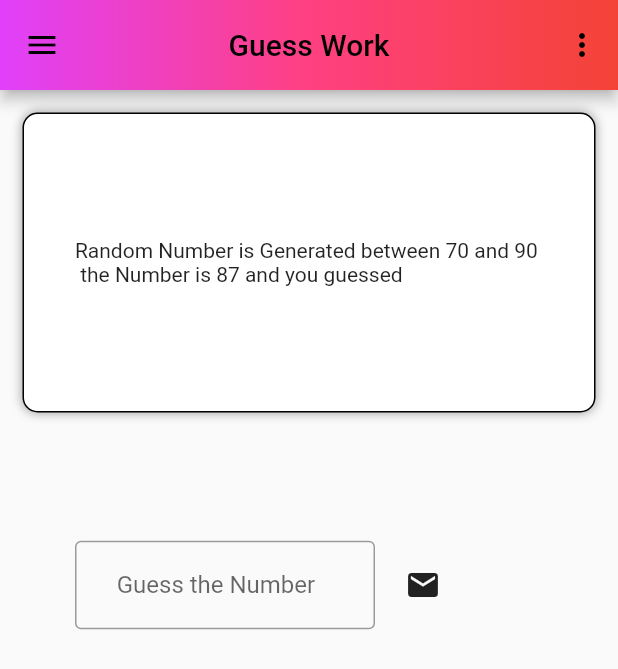
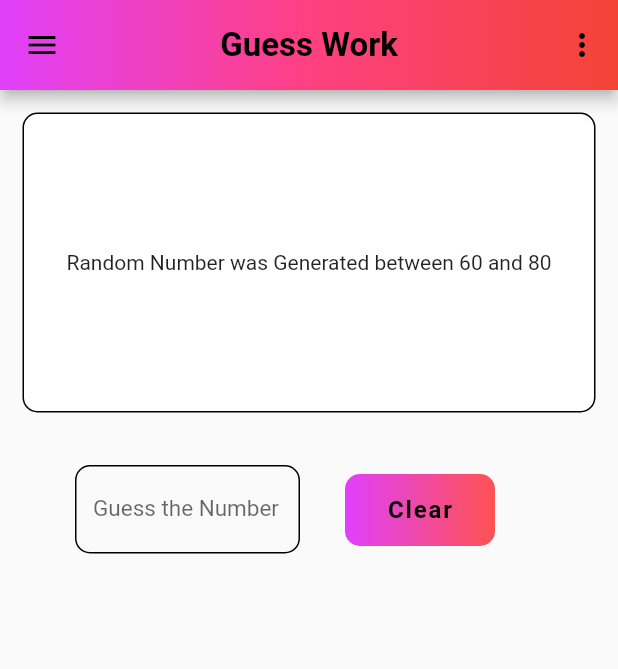
Before and after one commit to Anandhakrishnan-K/FlutterGuess, a Flutter app: the screen it shows after launch, on a phone screen of 412 x 824 dp. Shown: the top 669 px of the screen. Run offline on Flutter 3.47's test engine with Material 2 defaults, Android fonts, the light colour scheme and no system bars.

Commit message:
Commiting for the day added input box And Clear Box to Clear the content in input Box Added some decorations Removed the Display Message

```diff
--- a/guess_work/lib/constants.dart
+++ b/guess_work/lib/constants.dart
@@ -1,5 +1,5 @@
-import 'dart:math';
 import 'package:flutter/material.dart';
+import 'functions.dart';
 
 const primarycolor = Color.fromRGBO(255, 255, 0, 1);
 const appbarfontcolor = Color.fromARGB(255, 0, 0, 0);
@@ -13,12 +13,4 @@ var ranlst = randgen();
 int randnum = ranlst.last;
 int randnumin1 = ranlst.first;
 int randnumin2 = randnumin1 + 20;
-randgen() {
-  Random random = Random();
-  var lst = [];
-  int a = random.nextInt(80) + 10;
-  lst.add(a);
-  int randomNumber = random.nextInt(a + 20) + a;
-  lst.add(randomNumber);
-  return lst;
-}
+final fieldText = TextEditingController();
--- /dev/null
+++ b/guess_work/lib/functions.dart
@@ -0,0 +1,16 @@
+import 'dart:math';
+import 'constants.dart';
+
+randgen() {
+  Random random = Random();
+  var lst = [];
+  int a = random.nextInt(80);
+  lst.add(a);
+  int randomNumber = random.nextInt(20) + a;
+  lst.add(randomNumber);
+  return lst;
+}
+
+void clearText() {
+  fieldText.clear();
+}
--- a/guess_work/lib/home_page.dart
+++ b/guess_work/lib/home_page.dart
@@ -1,5 +1,9 @@
+import 'dart:ui';
+
 import 'package:flutter/material.dart';
+import 'package:flutter/services.dart';
 import 'constants.dart';
+import 'functions.dart';
 
 class GuessAppBar extends StatefulWidget {
   const GuessAppBar({super.key});
@@ -17,7 +21,10 @@ class _GuessState extends State<GuessAppBar> {
         resizeToAvoidBottomInset: false,
         appBar: AppBar(
           // ignore: prefer_const_constructors
-          title: Text("Guess Work"),
+          title: Text(
+            "Guess Work",
+            style: const TextStyle(fontSize: 22, fontWeight: FontWeight.bold),
+          ),
           centerTitle: true,
           // leading: IconButton(
           //   icon: const Icon(Icons.arrow_back),
@@ -40,50 +47,86 @@ class _GuessState extends State<GuessAppBar> {
             ])),
           ),
         ),
+        body: GestureDetector(
+          onTap: () {
+            FocusManager.instance.primaryFocus?.unfocus();
+          },
+          child: Scaffold(
             body: Column(
               children: [
                 Container(
                   // ignore: sort_child_properties_last
                   child: Center(
                     child: Text(
-                  "Random Number is Generated between ${randnumin1.toString()} and ${randnumin2.toString()} \n the Number is ${randnum.toString()} and you guessed $guessed",
+                      "Random Number was Generated between ${randnumin1.toString()} and ${randnumin2.toString()}",
                     ),
                   ),
                   height: 200,
                   decoration: BoxDecoration(
                     border: Border.all(),
                     borderRadius: BorderRadius.circular(10),
-                boxShadow: const [
-                  BoxShadow(color: Colors.grey, blurRadius: 5.0)
-                ],
                     color: Colors.white,
                   ),
                   margin: const EdgeInsets.all(15),
                 ),
                 Container(
                   // ignore: sort_child_properties_last
-              height: 100,
-              margin: const EdgeInsets.all(50),
+                  height: 70,
+                  margin: const EdgeInsets.only(left: 50, top: 15),
                   child: Row(
                     children: [
                       SizedBox(
-                    width: 200,
+                        width: 150,
+                        height: 60,
                         child: TextField(
+                          textAlign: TextAlign.center,
                           onChanged: (value) => guessed = value,
                           // ignore: prefer_const_constructors
                           decoration: InputDecoration(
-                        border: const OutlineInputBorder(),
-                        hintText: '\t\t\t\tGuess the Number',
-                      ),
+                              enabledBorder: OutlineInputBorder(
+                                  borderRadius: BorderRadius.circular(10)),
+                              //hintText: 'Guess the Number',
+                              labelText: 'Guess the Number',
+                              labelStyle: const TextStyle(fontSize: 15)),
+                          keyboardType: TextInputType.number,
+                          inputFormatters: <TextInputFormatter>[
+                            FilteringTextInputFormatter.digitsOnly
+                          ],
+                          controller: fieldText,
                         ),
                       ),
                       Container(
-                      padding: const EdgeInsets.all(20),
-                      child: const Icon(Icons.mail)),
+                        padding: const EdgeInsets.only(left: 30),
+                        child: SizedBox(
+                          width: 100,
+                          child: Container(
+                            decoration: BoxDecoration(
+                                borderRadius: BorderRadius.circular(10),
+                                gradient: const LinearGradient(colors: [
+                                  Colors.purpleAccent,
+                                  Colors.redAccent
+                                ])),
+                            child: TextButton(
+                                style: TextButton.styleFrom(
+                                  foregroundColor: Colors.black,
+                                ),
+                                onPressed: clearText,
+                                child: const Text(
+                                  'Clear',
+                                  style: TextStyle(
+                                      fontSize: 16,
+                                      letterSpacing: 1.2,
+                                      fontWeight: FontWeight.bold),
+                                )),
+                          ),
+                        ),
+                      )
                     ],
                   ),
                 ),
               ],
+            ),
+          ),
         ),
         drawer: Drawer(
           child: Column(
```
Also changed, not shown: guess_work/assets/NumbersWall1.jpg (added). Lines whose indentation alone changed are shown as unchanged.
